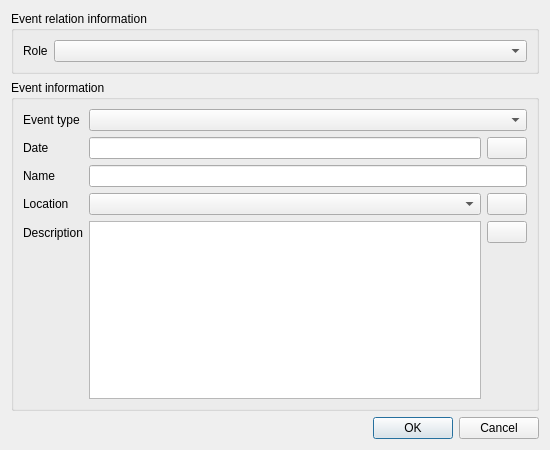
The window that src/editors/event_editor_dialog.ui (niknetniko/opa) describes before a commit, drawn with Qt 5.
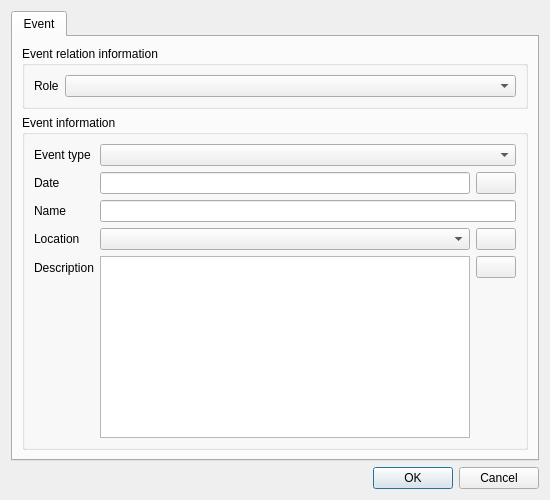
The same window after the commit. Icons and pictures are not drawn. Custom widgets are drawn as their Qt base class.

What changed in the file:
```diff
--- a/src/editors/event_editor_dialog.ui
+++ b/src/editors/event_editor_dialog.ui
@@ -7,7 +7,7 @@
     <x>0</x>
     <y>0</y>
     <width>550</width>
-    <height>450</height>
+    <height>500</height>
    </rect>
   </property>
   <property name="windowTitle">
@@ -15,6 +15,13 @@
   </property>
   <layout class="QVBoxLayout" name="verticalLayout">
    <item>
+    <widget class="QTabWidget" name="tabWidget">
+     <widget class="QWidget" name="eventTab">
+      <attribute name="title">
+       <string>Event</string>
+      </attribute>
+      <layout class="QVBoxLayout" name="eventTabLayout">
+       <item>
     <widget class="QGroupBox" name="groupBox">
      <property name="title">
       <string>Event relation information</string>
@@ -161,6 +168,10 @@
      </layout>
     </widget>
    </item>
+      </layout>
+     </widget>
+    </widget>
+   </item>
    <item>
     <widget class="QDialogButtonBox" name="dialogButtons">
      <property name="standardButtons">
```
Left out of the diff: 8 changed lines with no effect on the pictures. Lines whose indentation alone changed are shown as unchanged.
